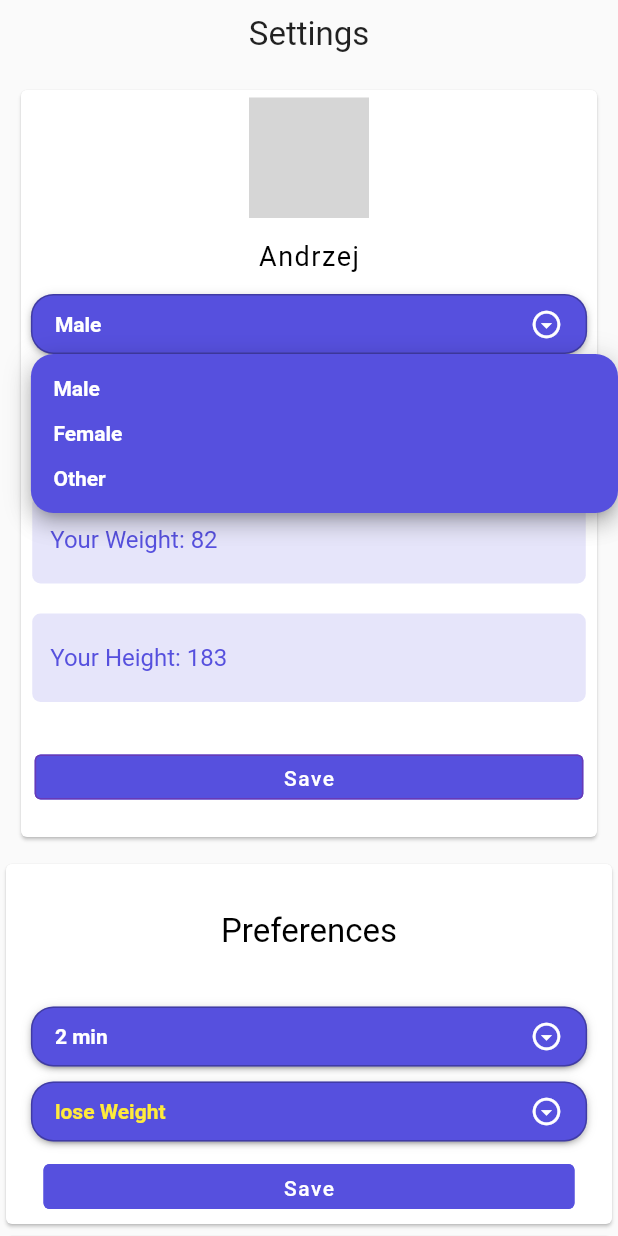
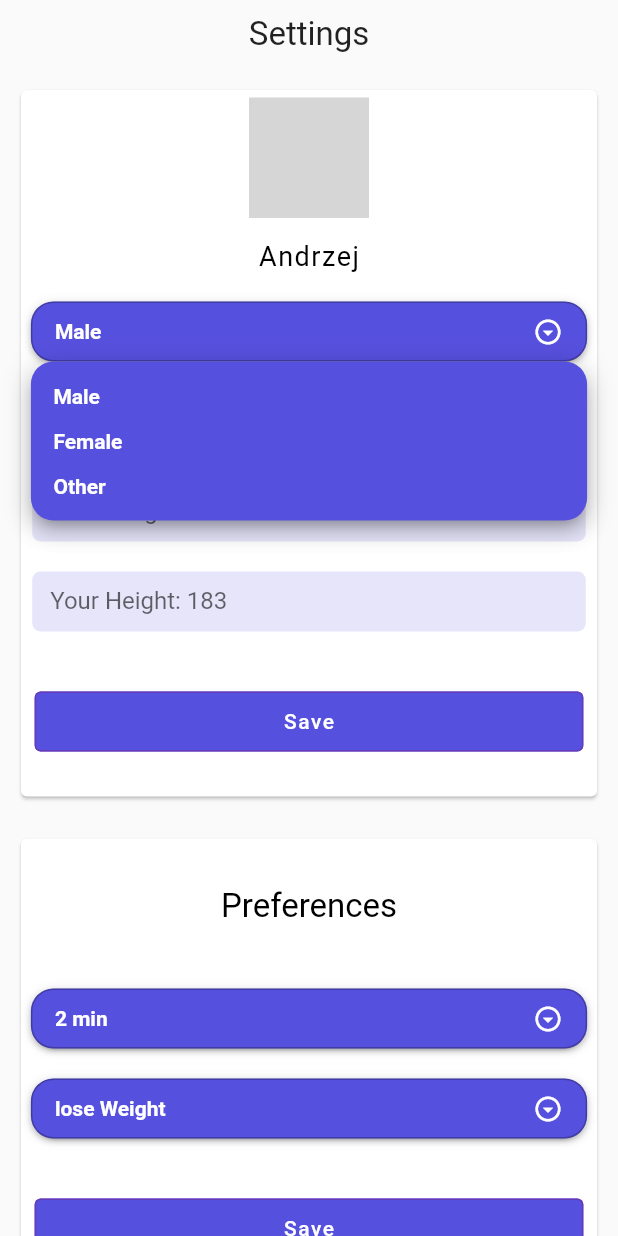
Before and after one commit to dolienn/body_optimizer, a Flutter app: the screen it shows after launch, after a tap on "Male", on a phone screen of 412 x 824 dp. Run offline on Flutter 3.47's test engine with Material 2 defaults, Android fonts, the phone set to English and light mode, and no system bars; drawn by our look-alikes of dropdown_button2; our stand-ins replace lottie; grey boxes are pictures that could not be loaded.

Commit message:
16.11.2022 12:33

```diff
--- a/lib/screens/settings.dart
+++ b/lib/screens/settings.dart
@@ -9,6 +9,7 @@ import 'package:dropdown_button2/dropdown_button2.dart';
 import 'package:body_optimizer/widgets/widget.dart';
 import 'package:flutter/services.dart' show rootBundle;
 import 'package:lottie/lottie.dart';
+import 'package:path_provider/path_provider.dart';
 
 class SettingsPage extends StatelessWidget {
   const SettingsPage({super.key});
@@ -50,10 +51,8 @@ class _MyStatefulWidgetState extends State<MyStatefulWidget> {
       age = splitted[2];
       weight = splitted[3];
       height = splitted[4];
-      rest_time = splitted[5];
-      rest_time += " ${splitted[6]}";
-      goal = splitted[7];
-      goal += " ${splitted[8]}";
+      rest_time = "${splitted[5]} ${splitted[6]}";
+      goal = "${splitted[7]} ${splitted[8]}";
     });
   }
 
@@ -131,7 +130,7 @@ class _MyStatefulWidgetState extends State<MyStatefulWidget> {
                     mainAxisAlignment: MainAxisAlignment.center,
                     children: [
                       Padding(
-                        padding: const EdgeInsets.symmetric(vertical: 5),
+                        padding: const EdgeInsets.symmetric(vertical: 10),
                         child: DropdownButtonHideUnderline(
                           child: DropdownButton2(
                             isExpanded: true,
@@ -173,7 +172,7 @@ class _MyStatefulWidgetState extends State<MyStatefulWidget> {
                             icon: const Icon(
                               Icons.arrow_drop_down_circle_outlined,
                             ),
-                            iconSize: 22,
+                            iconSize: 20,
                             iconEnabledColor: Colors.white,
                             iconDisabledColor: Colors.grey,
                             buttonHeight: 40,
@@ -194,7 +193,7 @@ class _MyStatefulWidgetState extends State<MyStatefulWidget> {
                                 const EdgeInsets.symmetric(horizontal: 15),
                             dropdownMaxHeight: 200,
                             dropdownWidth:
-                                MediaQuery.of(context).size.width * 0.95,
+                                MediaQuery.of(context).size.width * 0.9,
                             dropdownPadding: null,
                             dropdownDecoration: BoxDecoration(
                               borderRadius: BorderRadius.circular(15),
@@ -211,15 +210,12 @@ class _MyStatefulWidgetState extends State<MyStatefulWidget> {
                   buildTextField('Your Weight: $weight'),
                   buildTextField('Your Height: $height'),
                   Container(
-                    height: 30,
+                    height: 40,
                     width: MediaQuery.of(context).size.width * 0.9,
-                    margin: const EdgeInsets.symmetric(vertical: 25),
+                    margin: const EdgeInsets.symmetric(vertical: 30),
                     padding: const EdgeInsets.symmetric(horizontal: 2.5),
                     decoration: const BoxDecoration(
                       color: Colors.white,
-                      borderRadius: BorderRadius.all(
-                        Radius.circular(10),
-                      ),
                     ),
                     child: TextButton(
                       onPressed: () {},
@@ -241,7 +237,9 @@ class _MyStatefulWidgetState extends State<MyStatefulWidget> {
               ),
             ),
           ),
-          Card(
+          Padding(
+            padding: const EdgeInsets.all(10.0),
+            child: Card(
               elevation: 1,
               child: Column(
                 children: [
@@ -265,7 +263,7 @@ class _MyStatefulWidgetState extends State<MyStatefulWidget> {
                     mainAxisAlignment: MainAxisAlignment.center,
                     children: [
                       Padding(
-                      padding: const EdgeInsets.symmetric(vertical: 5),
+                        padding: const EdgeInsets.symmetric(vertical: 10),
                         child: DropdownButtonHideUnderline(
                           child: DropdownButton2(
                             isExpanded: true,
@@ -307,11 +305,11 @@ class _MyStatefulWidgetState extends State<MyStatefulWidget> {
                             icon: const Icon(
                               Icons.arrow_drop_down_circle_outlined,
                             ),
-                          iconSize: 22,
+                            iconSize: 20,
                             iconEnabledColor: Colors.white,
                             iconDisabledColor: Colors.grey,
                             buttonHeight: 40,
-                          buttonWidth: MediaQuery.of(context).size.width * 0.90,
+                            buttonWidth: MediaQuery.of(context).size.width * 0.9,
                             buttonPadding:
                                 const EdgeInsets.symmetric(horizontal: 15),
                             buttonDecoration: BoxDecoration(
@@ -327,11 +325,11 @@ class _MyStatefulWidgetState extends State<MyStatefulWidget> {
                                 const EdgeInsets.symmetric(horizontal: 15),
                             dropdownMaxHeight: 220,
                             dropdownWidth:
-                              MediaQuery.of(context).size.width * 0.95,
+                                MediaQuery.of(context).size.width * 0.9,
                             dropdownPadding: null,
                             dropdownDecoration: BoxDecoration(
                               borderRadius: BorderRadius.circular(15),
-                            color: Colors.deepPurple.shade900,
+                              color: const Color(0xFF5650DE),
                             ),
                             dropdownElevation: 8,
                             offset: const Offset(0, 0),
@@ -344,7 +342,7 @@ class _MyStatefulWidgetState extends State<MyStatefulWidget> {
                     mainAxisAlignment: MainAxisAlignment.center,
                     children: [
                       Padding(
-                      padding: const EdgeInsets.symmetric(vertical: 5),
+                        padding: const EdgeInsets.symmetric(vertical: 10),
                         child: DropdownButtonHideUnderline(
                           child: DropdownButton2(
                             isExpanded: true,
@@ -356,7 +354,7 @@ class _MyStatefulWidgetState extends State<MyStatefulWidget> {
                                     style: const TextStyle(
                                       fontSize: 14,
                                       fontWeight: FontWeight.bold,
-                                    color: Colors.yellow,
+                                      color: Colors.white,
                                     ),
                                     overflow: TextOverflow.ellipsis,
                                   ),
@@ -386,7 +384,7 @@ class _MyStatefulWidgetState extends State<MyStatefulWidget> {
                             icon: const Icon(
                               Icons.arrow_drop_down_circle_outlined,
                             ),
-                          iconSize: 22,
+                            iconSize: 20,
                             iconEnabledColor: Colors.white,
                             iconDisabledColor: Colors.grey,
                             buttonHeight: 40,
@@ -406,7 +404,7 @@ class _MyStatefulWidgetState extends State<MyStatefulWidget> {
                                 const EdgeInsets.symmetric(horizontal: 15),
                             dropdownMaxHeight: 200,
                             dropdownWidth:
-                              MediaQuery.of(context).size.width * 0.95,
+                                MediaQuery.of(context).size.width * 0.9,
                             dropdownPadding: null,
                             dropdownDecoration: BoxDecoration(
                               borderRadius: BorderRadius.circular(14),
@@ -420,13 +418,15 @@ class _MyStatefulWidgetState extends State<MyStatefulWidget> {
                     ],
                   ),
                   Container(
-                  height: 30,
+                    height: 40,
                     width: MediaQuery.of(context).size.width * 0.9,
-                  margin:
-                      const EdgeInsets.symmetric(horizontal: 25, vertical: 10),
+                    margin: const EdgeInsets.symmetric(vertical: 30),
+                    padding: const EdgeInsets.symmetric(horizontal: 2.5),
                     decoration: const BoxDecoration(
                       color: Colors.white,
-                    borderRadius: BorderRadius.all(Radius.circular(10)),
+                      borderRadius: BorderRadius.all(
+                        Radius.circular(10),
+                      ),
                     ),
                     child: TextButton(
                       onPressed: () {},
@@ -435,7 +435,7 @@ class _MyStatefulWidgetState extends State<MyStatefulWidget> {
                         foregroundColor: Colors.white,
                         side: const BorderSide(
                           width: 1.0,
-                        color: Color(0xFF5650DE),
+                          color: Colors.deepPurple,
                         ),
                       ),
                       child: const Text(
@@ -447,7 +447,9 @@ class _MyStatefulWidgetState extends State<MyStatefulWidget> {
                 ],
               ),
             ),
+          ),
           Container(
+            padding: const EdgeInsets.all(10.0),
             child: Card(
               elevation: 1,
               child: Column(
@@ -459,38 +461,74 @@ class _MyStatefulWidgetState extends State<MyStatefulWidget> {
                       children: const <Widget>[
                         Padding(
                           padding: EdgeInsets.all(10),
-                          child: Text("About Us",
+                          child: Text("Made By",
                               style:
                                   TextStyle(fontSize: 22, color: Colors.black)),
                         )
                       ],
                     ),
                   ),
-                  SizedBox(
-                    child: Row(
-                      children: const [
-                        Padding(
-                          padding: EdgeInsets.fromLTRB(15, 0, 0, 15),
+                    Row(
+                      mainAxisAlignment: MainAxisAlignment.center,
+                      children: [
+                        Card(
+                          child: Container(
+                            width: MediaQuery.of(context).size.width * 0.40,
+                            height: 50,
+                            child: Padding(
+                              padding: const EdgeInsets.all(15.0),
                               child: Text(
-                            'App made by:',
-                            style: TextStyle(fontSize: 18),
+                                'Bartłomiej Dzik',
+                                textAlign: TextAlign.center,
+                              ),
+                            ),
+                          ),
+                        ),
+                        Card(
+                          child: Container(
+                              width: MediaQuery.of(context).size.width * 0.40,
+                              height: 50,
+                              child: Padding(
+                                padding: const EdgeInsets.all(15.0),
+                                child: Text(
+                                  'Dominik Bigus',
+                                  textAlign: TextAlign.center,
+                                ),
+                              ),
+                          ),
+                        ),
+                      ],
+                    ),
+                  Row(
+                    mainAxisAlignment: MainAxisAlignment.center,
+                    children: [
+                      Card(
+                        child: Container(
+                          width: MediaQuery.of(context).size.width * 0.40,
+                          height: 50,
+                          child: Padding(
+                            padding: const EdgeInsets.all(15.0),
+                            child: Text(
+                              'Kamil Ludwikowski',
+                              textAlign: TextAlign.center,
+                            ),
+                          ),
+                        ),
+                      ),
+                      Card(
+                        child: Container(
+                          width: MediaQuery.of(context).size.width * 0.40,
+                          height: 50,
+                          child: Padding(
+                            padding: const EdgeInsets.all(15.0),
+                            child: Text(
+                              'Jakub Cendecki',
+                              textAlign: TextAlign.center,
+                            ),
+                          ),
                         ),
                       )
                     ],
-                    ),
-                  ),
-                  SizedBox(
-                    child: Row(
-                      children: const [
-                        Padding(
-                          padding: EdgeInsets.fromLTRB(25, 0, 0, 15),
-                          child: Text(
-                            'Bartłoemiej Dzik\nKamil Ludwikowski\nDominik Bigus\nJakub Cendecki',
-                            style: TextStyle(fontSize: 16),
-                          ),
-                        )
-                      ],
-                    ),
                   ),
                 ],
               ),
--- a/lib/widgets/widget.dart
+++ b/lib/widgets/widget.dart
@@ -11,7 +11,9 @@ Widget buildTextField(text) => Padding(
   ),
 );
 
-Widget buildTextField1(text)=>TextFormField(
+Widget buildTextField1(text)=>Container(
+  height: 40,
+  child:   TextFormField(
     decoration: InputDecoration(
       enabledBorder: OutlineInputBorder(
         borderSide: const BorderSide(color: Colors.transparent),
@@ -21,9 +23,10 @@ Widget buildTextField1(text)=>TextFormField(
         borderSide: const BorderSide(color: Colors.transparent),
         borderRadius: BorderRadius.circular(5.5)
       ),
-    hintText: text,
+      labelText: text,
       hintStyle: const TextStyle(color: Color(0xFF5650DE),),
       filled: true,
       fillColor: const Color(0xFF5650DE).withOpacity(0.15),
     )
+  ),
 );
```
Lines whose indentation alone changed are shown as unchanged.
